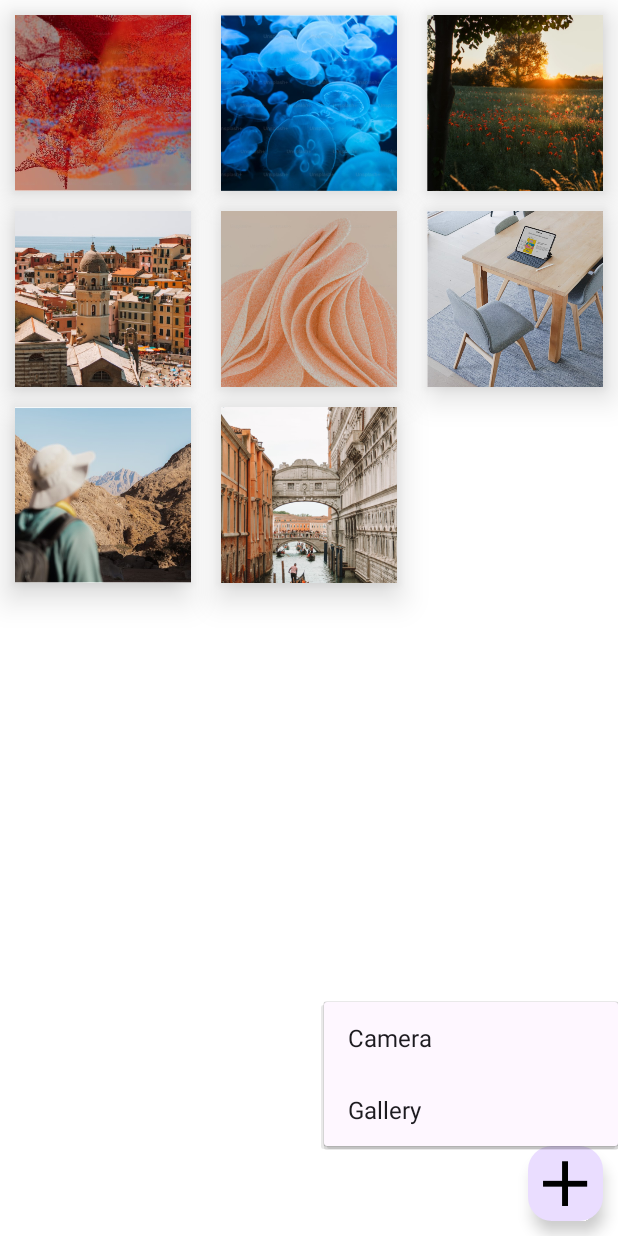
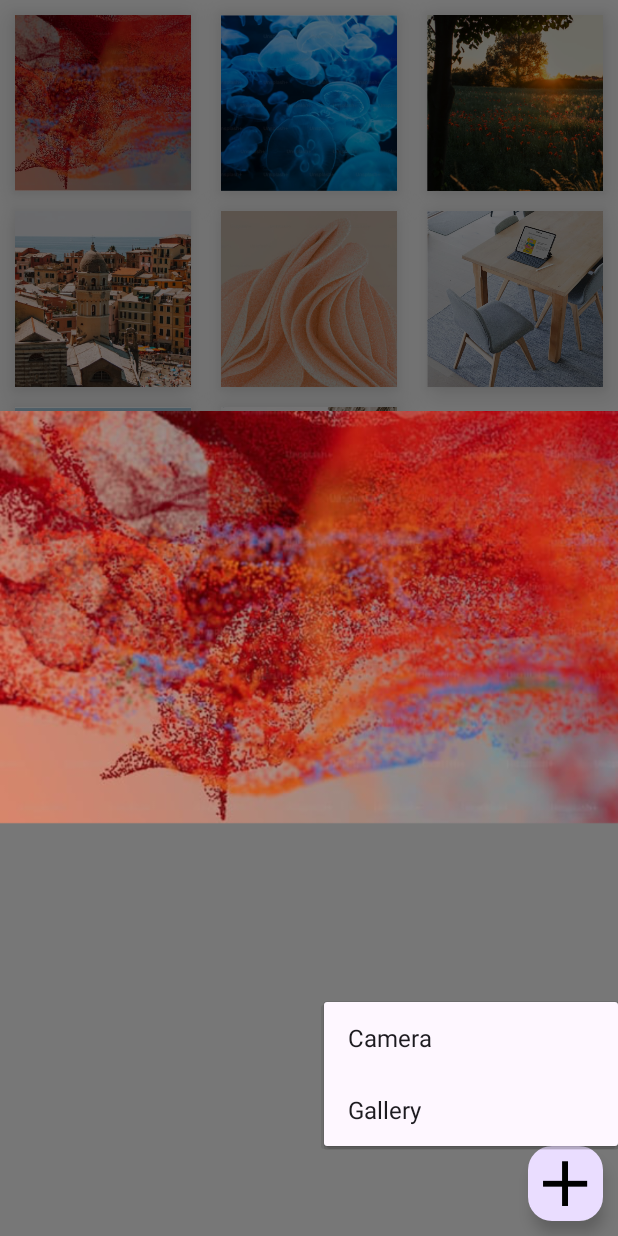
Before and after one commit to Rudals00/Madcamp_week1, an Android app: the fragment TwoFragment shown on its own in the app's theme, after a tap on an icon or button, on a phone screen of 412 x 824 dp. Run offline under Robolectric (Android 15) with nearby library versions, the phone set to English and light mode, and no system bars; 1 other tap on this screen came first.

```diff
--- a/app/src/main/java/com/example/madcamp/TwoFragment.kt
+++ b/app/src/main/java/com/example/madcamp/TwoFragment.kt
@@ -39,6 +39,7 @@ import androidx.core.view.ViewCompat
 import com.bumptech.glide.Glide
 import com.bumptech.glide.request.target.CustomTarget
 import com.bumptech.glide.request.transition.Transition
+import com.example.madcamp.databinding.FragmentOneBinding
 import java.io.File
 import java.text.SimpleDateFormat
 import java.util.Date
@@ -46,7 +47,7 @@ import java.util.Locale
 
 class MyViewHolder2(val binding: ItemRecyclerview2Binding) :
     RecyclerView.ViewHolder(binding.root)
-class MyAdapter2(val datas: MutableList<Any>): RecyclerView.Adapter<RecyclerView.ViewHolder>() {
+class MyAdapter2(val datas: MutableList<Any>,val fragmentBinding: FragmentTwoBinding): RecyclerView.Adapter<RecyclerView.ViewHolder>() {
     override fun onCreateViewHolder(parent: ViewGroup, viewType: Int): RecyclerView.ViewHolder {
         return MyViewHolder2(ItemRecyclerview2Binding.inflate(
             LayoutInflater.from(parent.context), parent, false))
@@ -150,6 +151,11 @@ class MyAdapter2(val datas: MutableList<Any>): RecyclerView.Adapter<RecyclerView
             dialog.show()
         }
     }
+
+    fun showImageDialog2(activity: Activity, bitmap: Bitmap) {
+        fragmentBinding.photo.setImageBitmap(bitmap)
+        fragmentBinding.detailInfo.visibility=View.VISIBLE
+    }
     override fun onBindViewHolder(holder: RecyclerView.ViewHolder, position: Int) {
         val binding = (holder as MyViewHolder2).binding
         when (val item = datas[position]) {
@@ -164,13 +170,13 @@ class MyAdapter2(val datas: MutableList<Any>): RecyclerView.Adapter<RecyclerView
                 is Int -> {
                     // Local resource image
                     val bitmap = BitmapFactory.decodeResource(it.context.resources, data)
-                    showImageDialog(it.context as Activity, bitmap)
+                    showImageDialog2(it.context as Activity, bitmap)
                 }
                 is Uri -> {
                     // Uri image from gallery
                     val target = object : CustomTarget<Bitmap>() {
                         override fun onResourceReady(resource: Bitmap, transition: Transition<in Bitmap>?) {
-                            showImageDialog(it.context as Activity, resource)
+                            showImageDialog2(it.context as Activity, resource)
                         }
 
                         override fun onLoadCleared(placeholder: Drawable?) {
@@ -185,7 +191,7 @@ class MyAdapter2(val datas: MutableList<Any>): RecyclerView.Adapter<RecyclerView
                 }
                 is Bitmap -> {
                     // Bitmap image from camera
-                    showImageDialog(it.context as Activity, data)
+                    showImageDialog2(it.context as Activity, data)
                 }
                 else -> throw IllegalArgumentException("Unexpected data type")
             }
@@ -228,7 +234,7 @@ class TwoFragment : Fragment() {
 
         val gridLayoutManager = GridLayoutManager(activity, 3)
         binding.recyclerview.layoutManager = gridLayoutManager
-        binding.recyclerview.adapter = MyAdapter2(datas)
+        binding.recyclerview.adapter = MyAdapter2(datas,binding)
         binding.recyclerview.addItemDecoration(MyDecoration2(activity as Context))
 
         binding.floatingActionButton.setOnClickListener {
@@ -244,7 +250,20 @@ class TwoFragment : Fragment() {
             popupMenu.show()
         }
 
+        binding.backButton.setOnClickListener {
+            binding.detailInfo.visibility=View.GONE
+        }
+
+        binding.backButton1.setOnClickListener {
+            binding.detailInfo.visibility=View.GONE
+        }
+
         return binding.root
+    }
+
+    override fun onResume() {
+        super.onResume()
+        binding.detailInfo.visibility=View.GONE
     }
 
     private val cameraResultLauncher = registerForActivityResult(ActivityResultContracts.StartActivityForResult()) { result ->
--- a/app/src/main/res/layout/fragment_two.xml
+++ b/app/src/main/res/layout/fragment_two.xml
@@ -4,15 +4,74 @@
     android:layout_width="match_parent"
     android:layout_height="match_parent">
 
-    <androidx.recyclerview.widget.RecyclerView
-        android:id="@+id/recyclerview"
-        android:layout_width="0dp"
-        android:layout_height="0dp"
-        android:background="@android:color/white"
-        app:layout_constraintStart_toStartOf="parent"
-        app:layout_constraintEnd_toEndOf="parent"
-        app:layout_constraintTop_toTopOf="parent"
-        app:layout_constraintBottom_toBottomOf="parent" />
+    <RelativeLayout
+        android:id="@+id/fragment2"
+        android:layout_width="match_parent"
+        android:layout_height="match_parent"
+        android:orientation="vertical">
+        <androidx.recyclerview.widget.RecyclerView
+            android:id="@+id/recyclerview"
+            android:layout_width="match_parent"
+            android:layout_height="match_parent"
+            android:background="@android:color/white"/>
+        <LinearLayout
+            android:id="@+id/detail_info"
+            android:layout_width="match_parent"
+            android:layout_height="match_parent"
+            android:orientation="vertical"
+            android:background="@android:color/transparent"
+            android:visibility="gone"
+            >
+<!--            <LinearLayout-->
+<!--                android:layout_width="match_parent"-->
+<!--                android:layout_height="wrap_content"-->
+<!--                android:background="@android:color/transparent"-->
+<!--                android:orientation="horizontal">-->
+<!--                <Button-->
+<!--                    android:id="@+id/back_button"-->
+<!--                    android:layout_width="40dp"-->
+<!--                    android:layout_height="40dp"-->
+<!--                    android:layout_marginTop="10dp"-->
+<!--                    android:layout_marginBottom="10dp"-->
+<!--                    android:foreground="@drawable/back_icon" />-->
+<!--                <TextView-->
+<!--                    android:visibility="invisible"-->
+<!--                    android:layout_width="0dp"-->
+<!--                    android:text="0"-->
+<!--                    android:layout_height="match_parent"-->
+<!--                    android:layout_weight="1"/>-->
+<!--            </LinearLayout>-->
+            <LinearLayout
+                android:layout_width="match_parent"
+                android:layout_height="match_parent"
+                android:layout_weight="1"
+                android:gravity="center"
+                android:background="#88000000"
+                android:orientation="vertical">
+                <Button
+                    android:id="@+id/back_button"
+                    android:layout_width="match_parent"
+                    android:layout_height="0dp"
+                    android:layout_weight="1"
+                    android:background="@android:color/transparent"/>
+                <ImageView
+                    android:id="@+id/photo"
+                    android:layout_width="match_parent"
+                    android:layout_height="wrap_content"
+                    android:adjustViewBounds="true"
+                    android:scaleType="centerCrop"
+                    android:layout_marginTop="10dp"
+                    android:layout_marginBottom="10dp"
+                    android:src="@drawable/img2"/>
+                <Button
+                    android:id="@+id/back_button1"
+                    android:layout_width="match_parent"
+                    android:layout_height="0dp"
+                    android:layout_weight="1"
+                    android:background="@android:color/transparent"/>
+            </LinearLayout>
+        </LinearLayout>
+    </RelativeLayout>
 
     <com.google.android.material.floatingactionbutton.ExtendedFloatingActionButton
         android:id="@+id/floatingActionButton"
```
